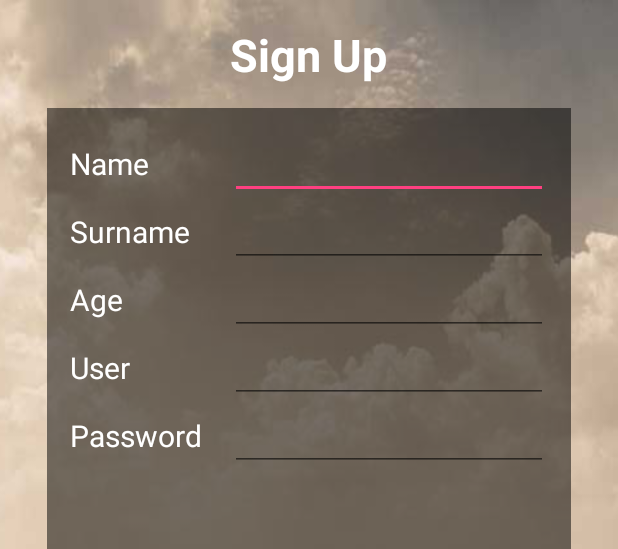
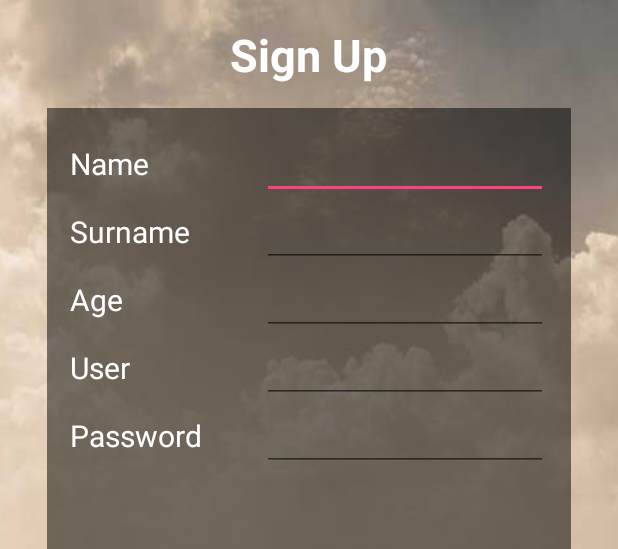
Before and after one commit to nuttanun/TestDrivingLicense, an Android app: the layout activity_sign_up.xml on its own in the app's theme, with its tools: preview values and no code run, on a phone screen of 412 x 824 dp. Shown: the top 549 px of the screen. Run offline under Robolectric (Android 15) with nearby library versions, the phone set to English and light mode, and no system bars.

Commit message:
SignUp Succes

```diff
--- a/app/build.gradle
+++ b/app/build.gradle
@@ -20,7 +20,8 @@ android {
 }
 
 dependencies {
-    compile fileTree(dir: 'libs', include: ['*.jar'])
+    compile fileTree(include: ['*.jar'], dir: 'libs')
     testCompile 'junit:junit:4.12'
     compile 'com.android.support:appcompat-v7:23.4.0'
+    compile 'com.squareup.okhttp:okhttp:2.0.0'
 }
--- a/app/src/main/AndroidManifest.xml
+++ b/app/src/main/AndroidManifest.xml
@@ -1,6 +1,8 @@
 <?xml version="1.0" encoding="utf-8"?>
 <manifest xmlns:android="http://schemas.android.com/apk/res/android"
     package="com.rsu.nuttanun.testdrivingvlicense">
+
+    <uses-permission android:name="android.permission.INTERNET" />
 
     <application
         android:allowBackup="true"
--- a/app/src/main/res/layout/activity_sign_up.xml
+++ b/app/src/main/res/layout/activity_sign_up.xml
@@ -25,7 +25,8 @@
         android:layout_height="wrap_content"
         android:text="@string/signup"
         android:id="@+id/button3"
-        android:layout_alignParentBottom="true" />
+        android:layout_alignParentBottom="true"
+        android:onClick="clickSignUpSign" />
 
     <LinearLayout
         android:orientation="vertical"
@@ -49,7 +50,7 @@
                 android:text="Name"
                 android:id="@+id/textView2"
                 android:textSize="@dimen/h2"
-                android:layout_weight="2"
+                android:layout_weight="1.5"
                 android:textColor="@color/text" />
 
             <EditText
@@ -57,7 +58,8 @@
                 android:layout_height="wrap_content"
                 android:id="@+id/editText"
                 android:layout_weight="1"
-                android:textColor="@color/text" />
+                android:textColor="@color/text"
+                android:inputType="text" />
         </LinearLayout>
 
         <LinearLayout
@@ -71,7 +73,7 @@
                 android:text="Surname"
                 android:id="@+id/textView3"
                 android:textSize="@dimen/h2"
-                android:layout_weight="2"
+                android:layout_weight="1.5"
                 android:textColor="@color/text" />
 
             <EditText
@@ -79,7 +81,8 @@
                 android:layout_height="wrap_content"
                 android:id="@+id/editText2"
                 android:layout_weight="1"
-                android:textColor="@color/text" />
+                android:textColor="@color/text"
+                android:inputType="text" />
         </LinearLayout>
 
         <LinearLayout
@@ -93,7 +96,7 @@
                 android:text="Age"
                 android:id="@+id/textView4"
                 android:textSize="@dimen/h2"
-                android:layout_weight="2"
+                android:layout_weight="1.5"
                 android:textColor="@color/text" />
 
             <EditText
@@ -101,7 +104,8 @@
                 android:layout_height="wrap_content"
                 android:id="@+id/editText3"
                 android:layout_weight="1"
-                android:textColor="@color/text" />
+                android:textColor="@color/text"
+                android:inputType="text" />
         </LinearLayout>
 
         <LinearLayout
@@ -115,7 +119,7 @@
                 android:text="User"
                 android:id="@+id/textView5"
                 android:textSize="@dimen/h2"
-                android:layout_weight="2"
+                android:layout_weight="1.5"
                 android:textColor="@color/text" />
 
             <EditText
@@ -123,7 +127,8 @@
                 android:layout_height="wrap_content"
                 android:id="@+id/editText4"
                 android:layout_weight="1"
-                android:textColor="@color/text" />
+                android:textColor="@color/text"
+                android:inputType="text" />
         </LinearLayout>
 
         <LinearLayout
@@ -137,7 +142,7 @@
                 android:text="Password"
                 android:id="@+id/textView6"
                 android:textSize="@dimen/h2"
-                android:layout_weight="2"
+                android:layout_weight="1.5"
                 android:textColor="@color/text" />
 
             <EditText
@@ -145,7 +150,8 @@
                 android:layout_height="wrap_content"
                 android:id="@+id/editText5"
                 android:layout_weight="1"
-                android:textColor="@color/text" />
+                android:textColor="@color/text"
+                android:inputType="text" />
         </LinearLayout>
     </LinearLayout>
 
```
Also changed, not shown: app/src/main/java/com/rsu/nuttanun/testdrivingvlicense/MyAlert.java (added, +30 -0 lines), app/src/main/java/com/rsu/nuttanun/testdrivingvlicense/SignUpActivity.java (+131 -2 lines), app/src/main/res/drawable/nobita48.png (added).
